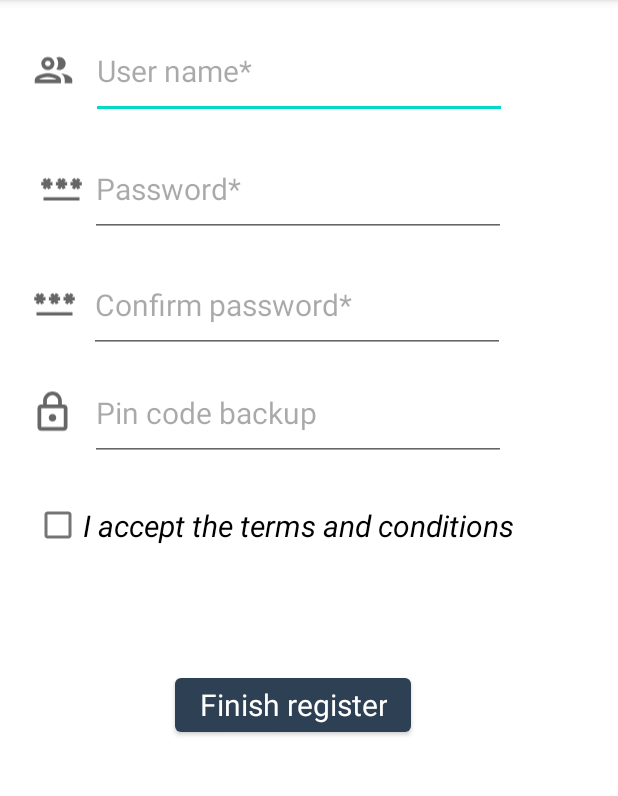
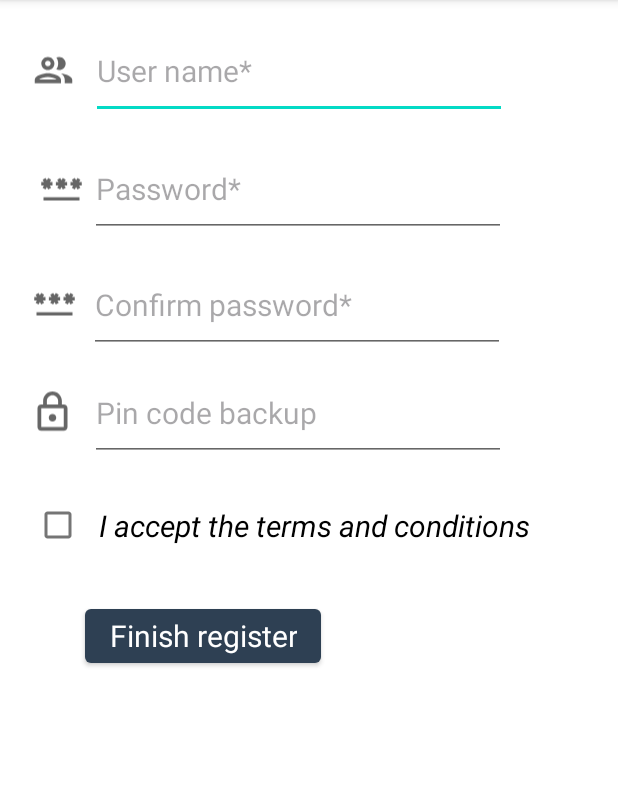
Before and after one commit to Jhoto356/ConvertUnit, an Android app: the RegisterActivity screen opened directly, with no data from a screen before it, on a phone screen of 412 x 824 dp, the part 84-880 px from its top. Run offline under Robolectric (Android 15) with nearby library versions, the phone set to English and light mode, and no system bars; libraries missing offline, so code that uses them is left out: es.dmoral.toasty.

Commit message:
Se implemnetarion comprobaciones en RegisterActivity.kt

```diff
--- a/app/src/main/java/com/example/convertunit/activities/start_activities/LoginActivity.kt
+++ b/app/src/main/java/com/example/convertunit/activities/start_activities/LoginActivity.kt
@@ -61,7 +61,7 @@ class LoginActivity : AppCompatActivity() {
             toastFile.toastyWarning(context, string)
         } else {
             string = getString(R.string.wtfMinCharGeneral)
-            toastFile.toastyWarning(context, string)
+            toastFile.toastyWarning(context, "Debe aceptar los terminos")
         }
     }
 
--- a/app/src/main/java/com/example/convertunit/activities/start_activities/RegisterActivity.kt
+++ b/app/src/main/java/com/example/convertunit/activities/start_activities/RegisterActivity.kt
@@ -1,16 +1,99 @@
 package com.example.convertunit.activities.start_activities
 
+import android.content.Context
+import android.content.Intent
 import androidx.appcompat.app.AppCompatActivity
 import android.os.Bundle
+import com.example.convertunit.R
+import com.example.convertunit.activities.MainActivity
+import com.example.convertunit.activities.utils.ToastFile
 import com.example.convertunit.databinding.ActivityRegisterBinding
 
 class RegisterActivity : AppCompatActivity() {
+
+    private lateinit var userName: String
+    private lateinit var userPassword: String
+    private lateinit var userPasswordConfirm: String
+    private lateinit var toastFile: ToastFile
+    private lateinit var context: Context
     private lateinit var binding: ActivityRegisterBinding
+    private lateinit var pinCode: String
 
     override fun onCreate(savedInstanceState: Bundle?) {
         super.onCreate(savedInstanceState)
         binding = ActivityRegisterBinding.inflate(layoutInflater)
         setContentView(binding.root)
+        context = this
+
+        initComponents()
+
+        actionsButtons()
 
     }
+
+    private fun initComponents() {
+        toastFile = ToastFile()
+    }
+
+    private fun getDataInput() {
+        userName = binding.tfUserName.text.toString()
+        userPassword = binding.tfUserPassword.text.toString()
+        userPasswordConfirm = binding.tfUserPasswordConfirm.text.toString()
+        pinCode = binding.tfUsePinCodeBackup.text.toString()
+    }
+
+    private fun verifyDataInput() {
+        getDataInput()
+        val string: String
+        if (userName.isEmpty() || userPassword.isEmpty() || userPasswordConfirm.isEmpty()) {
+            string = getString(R.string.wtfVoid)
+            toastFile.toastyWarning(context, string)
+        } else if (userName.length < 3 || userPassword.length < 8) {
+            verifyCharLength()
+        } else {
+            verifyPasswordSame()
+        }
+    }
+
+    private fun verifyPasswordSame () {
+        val string: String
+        if (userPasswordConfirm == userPassword) {
+            startActivity(Intent(context, LoginActivity::class.java))
+            finish()
+        } else {
+            string = getString(R.string.wtfPasswordConfirmError)
+            toastFile.toastyWarning(context, string)
+        }
+    }
+
+    private fun verifyCharLength() {
+        val string: String
+        if (userName.length < 3 && userPassword.length >= 8) {
+            string = getString(R.string.wtfMinCharUserName)
+            toastFile.toastyWarning(context, string)
+        } else if (userPassword.length < 8 && userName.length >= 3) {
+            string = getString(R.string.wtfMinCharUserPassword)
+            toastFile.toastyWarning(context, string)
+        } else {
+            string = getString(R.string.wtfMinCharGeneral)
+            toastFile.toastyWarning(context, string)
+        }
+    }
+
+    private fun actionsButtons() {
+        pressFinishRegister()
+    }
+
+    private fun pressFinishRegister() {
+        binding.btnSignIn.setOnClickListener {
+            val string: String
+            if (binding.cbTermCond.isChecked) {
+                verifyDataInput()
+            } else {
+                string = getString(R.string.wtfNoTermCond)
+                toastFile.toastyWarning(context, string)
+            }
+        }
+    }
+
 }
--- a/app/src/main/res/layout/activity_register.xml
+++ b/app/src/main/res/layout/activity_register.xml
@@ -69,7 +69,6 @@
             style="@style/InputLoginSt"
             android:layout_width="277dp"
             android:layout_height="63dp"
-
             android:hint="@string/inputUserPassword"
             android:inputType="textPassword"
             app:layout_constraintBottom_toBottomOf="parent"
@@ -160,7 +159,7 @@
         app:layout_constraintTop_toTopOf="parent">
 
         <CheckBox
-            android:id="@+id/checkBox"
+            android:id="@+id/cbTermCond"
             android:layout_width="33dp"
             android:layout_height="58dp"
             app:layout_constraintBottom_toBottomOf="parent"
@@ -177,24 +176,26 @@
             android:text="@string/txtTermsAndConditions"
 
             app:layout_constraintBottom_toBottomOf="parent"
-            app:layout_constraintStart_toEndOf="@+id/checkBox"
-            app:layout_constraintTop_toTopOf="parent" />
+            app:layout_constraintEnd_toEndOf="parent"
+            app:layout_constraintStart_toEndOf="@+id/cbTermCond"
+            app:layout_constraintTop_toTopOf="parent"
+            app:layout_constraintVertical_bias="0.515" />
 
     </androidx.constraintlayout.widget.ConstraintLayout>
 
     <com.google.android.material.button.MaterialButton
-        android:id="@+id/button"
+        android:id="@+id/btnSignIn"
         style="@style/ButtonLogReg"
         android:layout_width="wrap_content"
         android:layout_height="wrap_content"
-        android:layout_marginBottom="272dp"
+        android:layout_marginTop="20dp"
+
         android:text="@string/btnSignIn"
         app:layout_constraintBottom_toBottomOf="parent"
         app:layout_constraintEnd_toEndOf="parent"
-        app:layout_constraintHorizontal_bias="0.457"
-
+        app:layout_constraintHorizontal_bias="0.222"
         app:layout_constraintStart_toStartOf="parent"
         app:layout_constraintTop_toBottomOf="@+id/constraintLayout2"
-        app:layout_constraintVertical_bias="0.967" />
+        app:layout_constraintVertical_bias="0.0" />
 
 </androidx.constraintlayout.widget.ConstraintLayout>
--- a/app/src/main/res/values/strings.xml
+++ b/app/src/main/res/values/strings.xml
@@ -9,6 +9,8 @@
     <string name="inputUserPinBackUp">Pin code backup</string>
     <string name="txtTermsAndConditions">I accept the terms and conditions</string>
     <string name="btnSignIn">Finish register</string>
+    <string name="wtfNoTermCond">You must agree to terms and conditions</string>
+    <string name="wtfPasswordConfirmError">Passwords must match</string>
     <string name="btnLogIn">Log in</string>
     <string name="txtNotAccount">Don´t have account:</string>
     <string name="txtCreateAccount">Create account</string>
```
